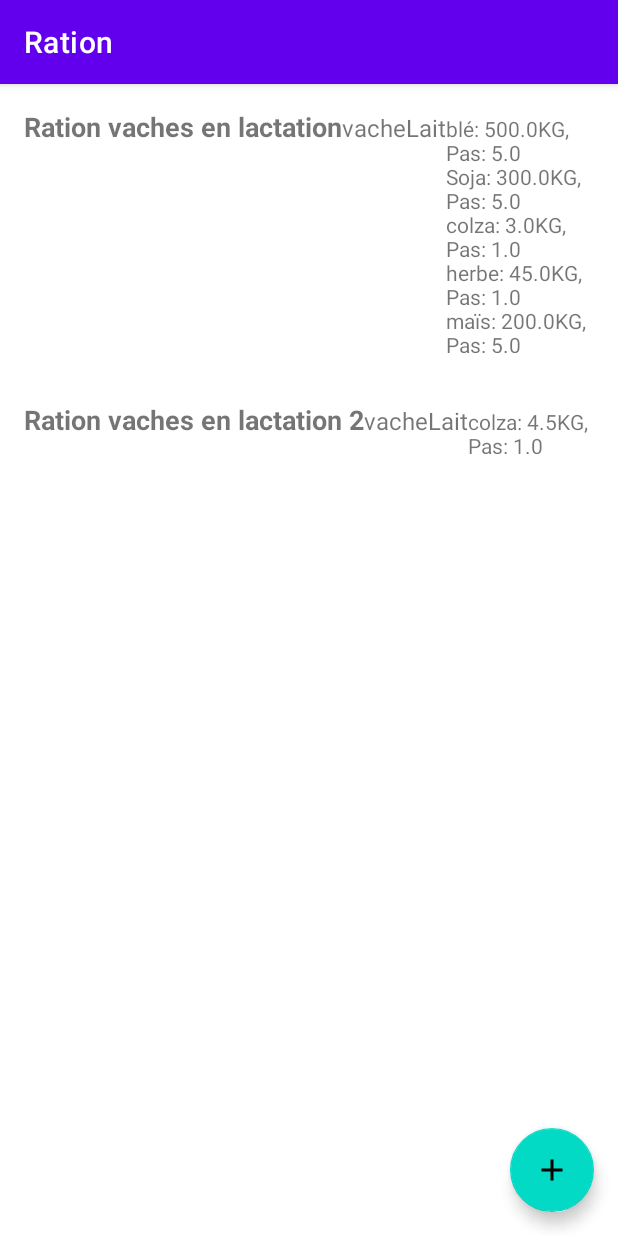
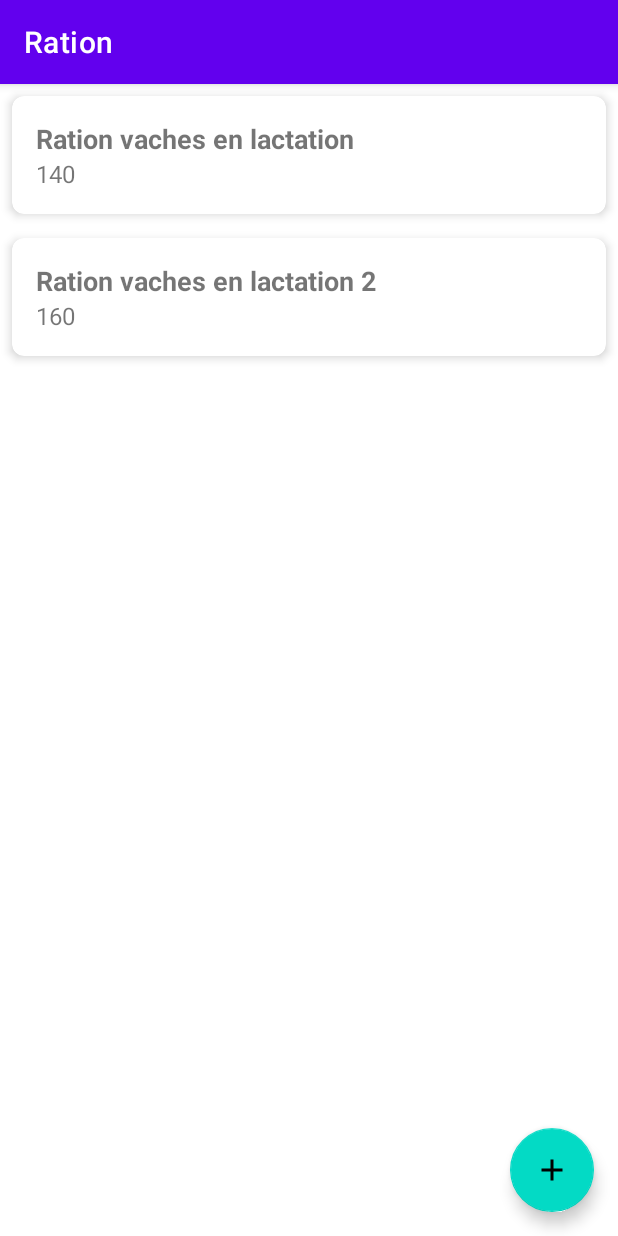
Before and after one commit to TheHosterParis/ration, an Android app: the RationHistoryActivity screen opened directly, with no data from a screen before it, on a phone screen of 412 x 824 dp. Run offline under Robolectric (Android 15) with nearby library versions, the phone set to English and light mode, and no system bars; our stand-ins replace Room's generated code.

Commit message:
Creation du detail d'une ration

```diff
--- a/app/build.gradle.kts
+++ b/app/build.gradle.kts
@@ -63,6 +63,8 @@ dependencies {
     // Kotlin Coroutines
     implementation("org.jetbrains.kotlinx:kotlinx-coroutines-android:1.7.1")
 
+    implementation("com.google.android.material:material:<version>")
+
     // KSP pour Room
     ksp("androidx.room:room-compiler:$roomVersion")
 }
--- a/app/src/main/java/com/example/ration/data/dao/RationDao.kt
+++ b/app/src/main/java/com/example/ration/data/dao/RationDao.kt
@@ -50,6 +50,7 @@ interface RationDao {
         SELECT
             r.idRation,
             r.rationName,
+            r.numberOfAnimals,
             r.date,
             a.id AS animalId,
             a.name AS animalName,
--- a/app/src/main/java/com/example/ration/data/model/RationComplete.kt
+++ b/app/src/main/java/com/example/ration/data/model/RationComplete.kt
@@ -3,6 +3,7 @@ package com.example.ration.data.model
 data class RationComplete(
     val idRation: Long,
     val rationName: String,
+    val numberOfAnimals: Int,
     val date: Long,
     val animalId: Long,
     val animalName: String,
--- a/app/src/main/java/com/example/ration/data/model/RationGrouped.kt
+++ b/app/src/main/java/com/example/ration/data/model/RationGrouped.kt
@@ -1,13 +1,16 @@
 package com.example.ration.data.model
+
+import java.io.Serializable
 
 data class RationGrouped(
     val idRation: Long,
     val rationName: String,
+    val numberOfAnimals: Int,
     val date: Long,
     val animalId: Long,
     val animalName: String,
     val components: List<AlimentQuantity>
-)
+) : Serializable
 
 data class AlimentQuantity(
     val idAliment: Long,
@@ -15,4 +18,4 @@ data class AlimentQuantity(
     val quantity: Double,
     val unit: String,
     val pas: Double
-)
+) : Serializable
--- a/app/src/main/java/com/example/ration/data/repository/RationRepository.kt
+++ b/app/src/main/java/com/example/ration/data/repository/RationRepository.kt
@@ -19,6 +19,7 @@ class RationRepository(private val rationDao: RationDao) {
                 RationGrouped(
                     idRation = first.idRation,
                     rationName = first.rationName,
+                    numberOfAnimals = first.numberOfAnimals,
                     date = first.date,
                     animalId = first.animalId,
                     animalName = first.animalName,
--- a/app/src/main/java/com/example/ration/ui/ration/RationHistoryActivity.kt
+++ b/app/src/main/java/com/example/ration/ui/ration/RationHistoryActivity.kt
@@ -1,5 +1,6 @@
 package com.example.ration.ui.ration
 
+import android.content.Intent
 import android.os.Bundle
 import android.util.Log
 import androidx.appcompat.app.AppCompatActivity
@@ -8,6 +9,7 @@ import androidx.recyclerview.widget.RecyclerView
 import com.example.ration.R
 import com.example.ration.data.dao.RationDao
 import com.example.ration.data.database.AppDatabase
+import com.example.ration.data.model.RationGrouped
 import com.example.ration.data.repository.RationRepository
 import com.google.android.material.floatingactionbutton.FloatingActionButton
 import kotlinx.coroutines.CoroutineScope
@@ -15,7 +17,7 @@ import kotlinx.coroutines.Dispatchers
 import kotlinx.coroutines.launch
 import kotlinx.coroutines.withContext
 
-class RationHistoryActivity : AppCompatActivity() {
+class RationHistoryActivity : AppCompatActivity(), RationListAdapter.OnRationClickListener {
     private lateinit var rationsRecyclerView: RecyclerView
     private lateinit var adapter: RationListAdapter
 
@@ -36,7 +38,7 @@ class RationHistoryActivity : AppCompatActivity() {
         rationsRecyclerView.layoutManager = LinearLayoutManager(this)
 
         // Initialize the adapter with an empty list
-        adapter = RationListAdapter(emptyList())
+        adapter = RationListAdapter(emptyList(), this)
         rationsRecyclerView.adapter = adapter
 
         //loadRations()
@@ -44,6 +46,13 @@ class RationHistoryActivity : AppCompatActivity() {
         findViewById<FloatingActionButton>(R.id.addRationFAB).setOnClickListener {
             // Ici, vous pouvez démarrer RationDetailActivity pour ajouter un nouvel ration
         }
+    }
+
+    override fun onRationClicked(rationGrouped: RationGrouped) {
+        val intent = Intent(this, RationDetailActivity::class.java).apply {
+            putExtra("RATION_GROUPED", rationGrouped) // Assurez-vous que RationGrouped est Serializable ou Parcelable
+        }
+        startActivity(intent)
     }
 
     private fun loadRationComplete() {
--- a/app/src/main/java/com/example/ration/ui/ration/RationListAdapter.kt
+++ b/app/src/main/java/com/example/ration/ui/ration/RationListAdapter.kt
@@ -1,23 +1,21 @@
 package com.example.ration.ui.ration
 
+import android.util.Log
 import android.view.LayoutInflater
 import android.view.View
 import android.view.ViewGroup
 import android.widget.TextView
-import androidx.cardview.widget.CardView
 import androidx.recyclerview.widget.RecyclerView
 import com.example.ration.R
-import com.example.ration.data.model.Ration
-import com.example.ration.data.model.RationComplete
-import com.example.ration.data.model.RationDetail
 import com.example.ration.data.model.RationGrouped
 
-class RationListAdapter(private var rationGroups: List<RationGrouped>) : RecyclerView.Adapter<RationListAdapter.ViewHolder>() {
-
+class RationListAdapter(private var rationGroups: List<RationGrouped>, private val onRationClickListener: OnRationClickListener) : RecyclerView.Adapter<RationListAdapter.ViewHolder>() {
+    interface OnRationClickListener {
+        fun onRationClicked(rationGrouped: RationGrouped)
+    }
     class ViewHolder(view: View) : RecyclerView.ViewHolder(view) {
-        val tvRationName: TextView = view.findViewById(R.id.tvRationName)
-        val tvAnimalName: TextView = view.findViewById(R.id.tvAnimalName)
-        val tvAlimentDetails: TextView = view.findViewById(R.id.tvAlimentDetails)
+        val tvRationName: TextView = view.findViewById(R.id.rationNameTextView)
+        val tvnumberOfAnimals: TextView = view.findViewById(R.id.numberOfAnimalsTextView)
     }
 
     override fun onCreateViewHolder(parent: ViewGroup, viewType: Int): ViewHolder {
@@ -28,10 +26,16 @@ class RationListAdapter(private var rationGroups: List<RationGrouped>) : Recycle
     override fun onBindViewHolder(holder: ViewHolder, position: Int) {
         val rationGroup = rationGroups[position]
         holder.tvRationName.text = rationGroup.rationName
-        holder.tvAnimalName.text = rationGroup.animalName
+        holder.tvnumberOfAnimals.text = rationGroup.numberOfAnimals.toString()
         // Pour simplifier, affichez les composants sous forme de texte. Pour une présentation plus élaborée, envisagez un RecyclerView imbriqué.
         val componentsText = rationGroup.components.joinToString(separator = "\n") { "${it.alimentName}: ${it.quantity}${it.unit}, Pas: ${it.pas}" }
-        holder.tvAlimentDetails.text = componentsText
+        Log.d("RationListAdapter",componentsText)
+        //holder.tvAlimentDetails.text = componentsText
+
+        holder.itemView.setOnClickListener {
+            onRationClickListener.onRationClicked(rationGroup)
+            Log.d("RationListAdapter",componentsText)
+        }
     }
 
     override fun getItemCount() = rationGroups.size
--- a/app/src/main/res/layout/activity_main.xml
+++ b/app/src/main/res/layout/activity_main.xml
@@ -24,7 +24,7 @@
         android:id="@+id/btnRationHistory"
         android:layout_width="wrap_content"
         android:layout_height="wrap_content"
-        android:text="@string/historique_des_rations"
+        android:text="@string/Liste_des_rations"
         android:layout_marginTop="16dp"/>
 
 </LinearLayout>
--- a/app/src/main/res/layout/ration_list_item.xml
+++ b/app/src/main/res/layout/ration_list_item.xml
@@ -1,26 +1,29 @@
 <?xml version="1.0" encoding="utf-8"?>
-<LinearLayout xmlns:android="http://schemas.android.com/apk/res/android"
+<com.google.android.material.card.MaterialCardView xmlns:android="http://schemas.android.com/apk/res/android"
+    xmlns:app="http://schemas.android.com/apk/res-auto"
     android:layout_width="match_parent"
     android:layout_height="wrap_content"
-    android:orientation="horizontal"
-    android:padding="16dp">
+    android:layout_margin="8dp"
+    app:cardElevation="4dp"
+    app:cardCornerRadius="8dp">
 
-    <TextView
-        android:id="@+id/tvRationName"
-        android:layout_width="wrap_content"
+    <LinearLayout
+        android:layout_width="match_parent"
         android:layout_height="wrap_content"
-        android:textSize="18sp"
-        android:textStyle="bold"/>
+        android:orientation="vertical"
+        android:padding="16dp">
 
-    <TextView
-        android:id="@+id/tvAnimalName"
-        android:layout_width="wrap_content"
-        android:layout_height="wrap_content"
-        android:textSize="16sp"/>
+        <TextView
+            android:id="@+id/rationNameTextView"
+            android:layout_width="match_parent"
+            android:layout_height="wrap_content"
+            android:textSize="18sp"
+            android:textStyle="bold" />
 
-    <TextView
-        android:id="@+id/tvAlimentDetails"
-        android:layout_width="wrap_content"
-        android:layout_height="wrap_content"
-        android:textSize="14sp"/>
-</LinearLayout>
+        <TextView
+            android:id="@+id/numberOfAnimalsTextView"
+            android:layout_width="match_parent"
+            android:layout_height="wrap_content"
+            android:textSize="16sp" />
+    </LinearLayout>
+</com.google.android.material.card.MaterialCardView>
```
Also changed, not shown: app/src/main/java/com/example/ration/ui/aliment/AlimentDeRationAdapter.kt (added, +38 -0 lines), app/src/main/java/com/example/ration/ui/ration/RationDetailActivity.kt (+55 -1 lines), app/src/main/res/layout/activity_ration_detail.xml (added, +46 -0 lines), app/src/main/res/layout/ration_aliment_list_item.xml (added, +30 -0 lines), app/src/main/res/values/strings.xml (+6 -1 lines).
